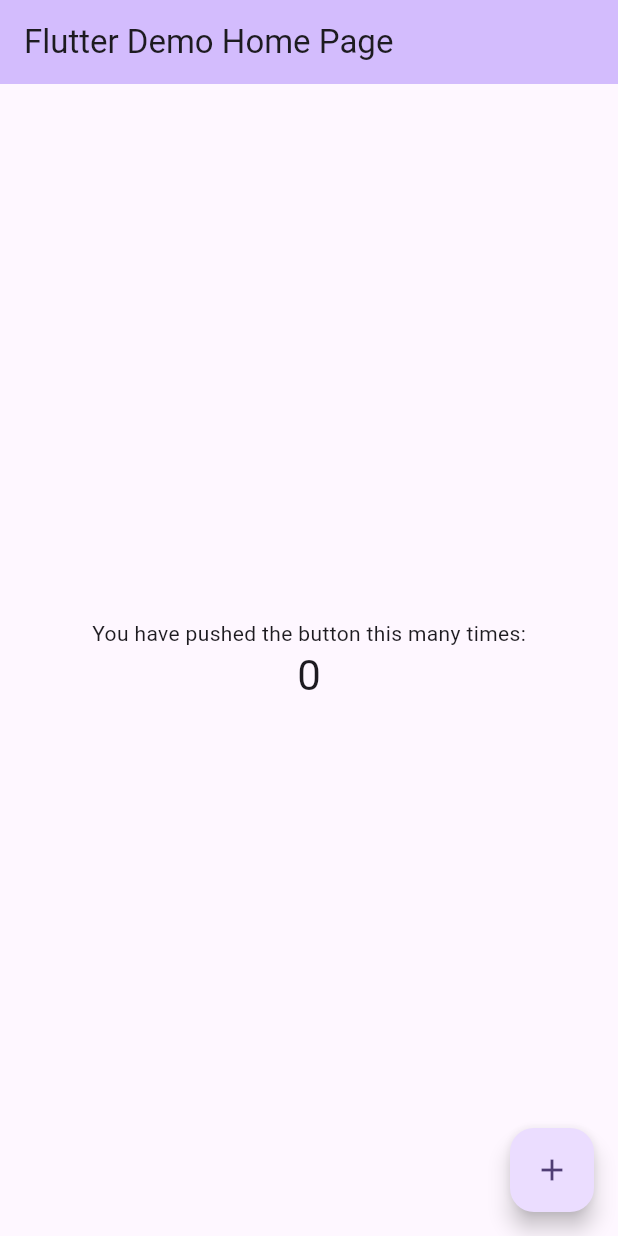
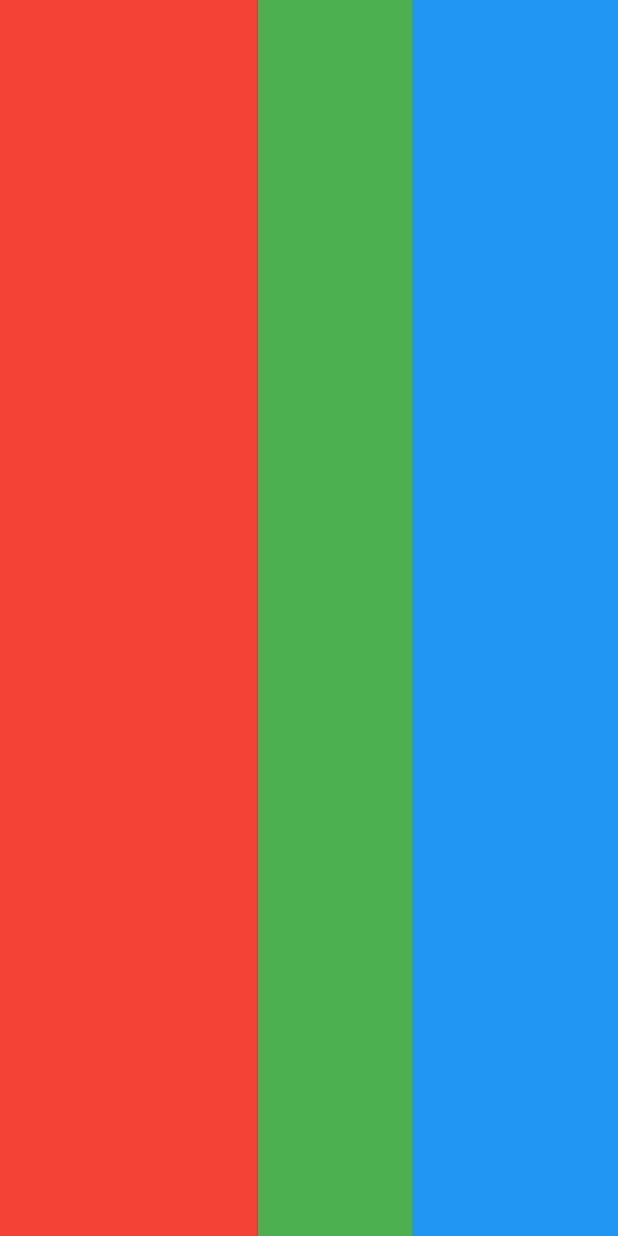
Before and after one commit to AkilaShashimantha/-Fitness-Tracker-App-using-Flutter, a Flutter app: the screen it shows after launch, on a phone screen of 412 x 824 dp. Run offline on Flutter 3.47's test engine with Material 3 defaults, Android fonts, the phone set to English and light mode, and no system bars.

Commit message:
Home_page structure created

```diff
--- /dev/null
+++ b/lib/constants/colors.dart
@@ -0,0 +1,11 @@
+
+
+import 'package:flutter/material.dart';
+
+const cardBackgroundColor = Color.fromARGB(255, 24, 24, 24);
+const primaryColor = Color(0XFF2697FF);
+const secondaryColor = Color(0XFFFFFFFF);
+const backgroundColor = Color.fromARGB(255, 38, 29, 29);
+const sectionColor = Colors.purpleAccent;
+final lineColor = Colors.blueGrey[900];
+const greyColor = Colors.grey;
--- /dev/null
+++ b/lib/constants/constants.dart
@@ -0,0 +1,2 @@
+
+const kDefaultPadding = 20;
--- a/lib/main.dart
+++ b/lib/main.dart
@@ -1,122 +1,26 @@
+
+
+import 'package:fitness_tracker/constants/colors.dart';
+import 'package:fitness_tracker/pages/home_page.dart';
 import 'package:flutter/material.dart';
 
-void main() {
-  runApp(const MyApp());
+void main(){
+  runApp(MyApp());
 }
+
 
 class MyApp extends StatelessWidget {
   const MyApp({super.key});
 
-  // This widget is the root of your application.
   @override
   Widget build(BuildContext context) {
     return MaterialApp(
-      title: 'Flutter Demo',
+      debugShowCheckedModeBanner: false,
+      title: "Responsive Fitness Tracker",
       theme: ThemeData(
-        // This is the theme of your application.
-        //
-        // TRY THIS: Try running your application with "flutter run". You'll see
-        // the application has a purple toolbar. Then, without quitting the app,
-        // try changing the seedColor in the colorScheme below to Colors.green
-        // and then invoke "hot reload" (save your changes or press the "hot
-        // reload" button in a Flutter-supported IDE, or press "r" if you used
-        // the command line to start the app).
-        //
-        // Notice that the counter didn't reset back to zero; the application
-        // state is not lost during the reload. To reset the state, use hot
-        // restart instead.
-        //
-        // This works for code too, not just values: Most code changes can be
-        // tested with just a hot reload.
-        colorScheme: ColorScheme.fromSeed(seedColor: Colors.deepPurple),
+        scaffoldBackgroundColor: backgroundColor,
       ),
-      home: const MyHomePage(title: 'Flutter Demo Home Page'),
+      home: HomePage(),
     );
   }
 }
-
-class MyHomePage extends StatefulWidget {
-  const MyHomePage({super.key, required this.title});
-
-  // This widget is the home page of your application. It is stateful, meaning
-  // that it has a State object (defined below) that contains fields that affect
-  // how it looks.
-
-  // This class is the configuration for the state. It holds the values (in this
-  // case the title) provided by the parent (in this case the App widget) and
-  // used by the build method of the State. Fields in a Widget subclass are
-  // always marked "final".
-
-  final String title;
-
-  @override
-  State<MyHomePage> createState() => _MyHomePageState();
-}
-
-class _MyHomePageState extends State<MyHomePage> {
-  int _counter = 0;
-
-  void _incrementCounter() {
-    setState(() {
-      // This call to setState tells the Flutter framework that something has
-      // changed in this State, which causes it to rerun the build method below
-      // so that the display can reflect the updated values. If we changed
-      // _counter without calling setState(), then the build method would not be
-      // called again, and so nothing would appear to happen.
-      _counter++;
-    });
-  }
-
-  @override
-  Widget build(BuildContext context) {
-    // This method is rerun every time setState is called, for instance as done
-    // by the _incrementCounter method above.
-    //
-    // The Flutter framework has been optimized to make rerunning build methods
-    // fast, so that you can just rebuild anything that needs updating rather
-    // than having to individually change instances of widgets.
-    return Scaffold(
-      appBar: AppBar(
-        // TRY THIS: Try changing the color here to a specific color (to
-        // Colors.amber, perhaps?) and trigger a hot reload to see the AppBar
-        // change color while the other colors stay the same.
-        backgroundColor: Theme.of(context).colorScheme.inversePrimary,
-        // Here we take the value from the MyHomePage object that was created by
-        // the App.build method, and use it to set our appbar title.
-        title: Text(widget.title),
-      ),
-      body: Center(
-        // Center is a layout widget. It takes a single child and positions it
-        // in the middle of the parent.
-        child: Column(
-          // Column is also a layout widget. It takes a list of children and
-          // arranges them vertically. By default, it sizes itself to fit its
-          // children horizontally, and tries to be as tall as its parent.
-          //
-          // Column has various properties to control how it sizes itself and
-          // how it positions its children. Here we use mainAxisAlignment to
-          // center the children vertically; the main axis here is the vertical
-          // axis because Columns are vertical (the cross axis would be
-          // horizontal).
-          //
-          // TRY THIS: Invoke "debug painting" (choose the "Toggle Debug Paint"
-          // action in the IDE, or press "p" in the console), to see the
-          // wireframe for each widget.
-          mainAxisAlignment: MainAxisAlignment.center,
-          children: <Widget>[
-            const Text('You have pushed the button this many times:'),
-            Text(
-              '$_counter',
-              style: Theme.of(context).textTheme.headlineMedium,
-            ),
-          ],
-        ),
-      ),
-      floatingActionButton: FloatingActionButton(
-        onPressed: _incrementCounter,
-        tooltip: 'Increment',
-        child: const Icon(Icons.add),
-      ), // This trailing comma makes auto-formatting nicer for build methods.
-    );
-  }
-}
--- /dev/null
+++ b/lib/pages/home_page.dart
@@ -0,0 +1,39 @@
+import 'package:flutter/material.dart';
+
+class HomePage extends StatelessWidget {
+  const HomePage({super.key});
+
+  @override
+  Widget build(BuildContext context) {
+    return Scaffold(
+      body: SafeArea(child: Row(
+        children: [
+
+         //Side Menu
+          Expanded(
+            flex: 5,
+            child: Container(
+              color: Colors.red,
+            ),
+          ),
+
+          //Dashboard
+          Expanded(
+            flex: 3,
+            child: Container(
+              color: Colors.green,
+            ),
+          ),
+
+          //Summary
+          Expanded(
+            flex: 4,
+            child: Container(
+              color: Colors.blue,
+            ),
+          ),
+        ],
+      )),
+    );
+  }
+}
```
